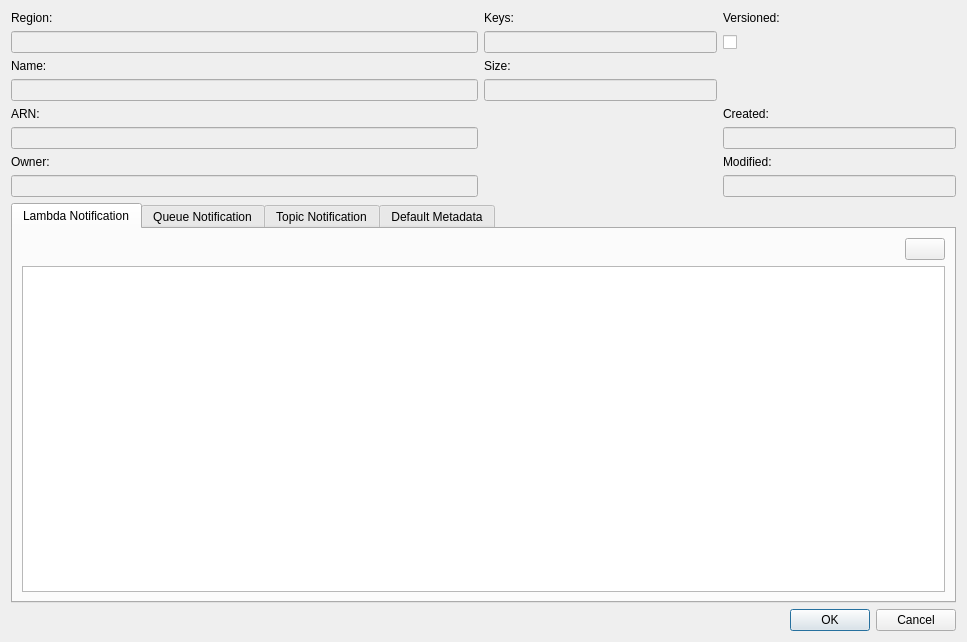
Old version of the form src/modules/s3/S3BucketEditDialog.ui in the repository jensvogt/awsmock-qt-ui.
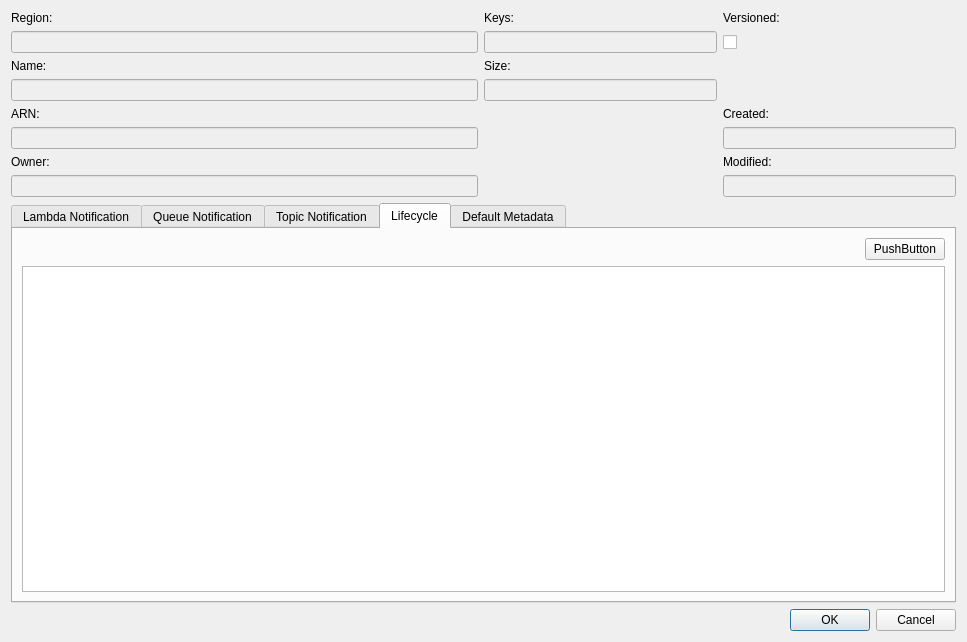
New version of the form.

Commit message: feat: Add S3 lifecycles

Patch:
```diff
--- a/src/modules/s3/S3BucketEditDialog.ui
+++ b/src/modules/s3/S3BucketEditDialog.ui
@@ -153,7 +153,7 @@
    <item>
     <widget class="QTabWidget" name="tabWidget">
      <property name="currentIndex">
-      <number>0</number>
+      <number>3</number>
      </property>
      <widget class="QWidget" name="lambdaTab">
       <attribute name="title">
@@ -281,6 +281,40 @@
        </item>
       </layout>
      </widget>
+     <widget class="QWidget" name="lifecycleTab">
+      <attribute name="title">
+       <string>Lifecycle</string>
+      </attribute>
+      <layout class="QVBoxLayout" name="verticalLayout">
+       <item>
+        <layout class="QHBoxLayout" name="horizontalLayout_5">
+         <item>
+          <spacer name="horizontalSpacer_5">
+           <property name="orientation">
+            <enum>Qt::Orientation::Horizontal</enum>
+           </property>
+           <property name="sizeHint" stdset="0">
+            <size>
+             <width>40</width>
+             <height>20</height>
+            </size>
+           </property>
+          </spacer>
+         </item>
+         <item>
+          <widget class="QPushButton" name="lifecycleAddButton">
+           <property name="text">
+            <string>PushButton</string>
+           </property>
+          </widget>
+         </item>
+        </layout>
+       </item>
+       <item>
+        <widget class="QTableView" name="lifecycleTable"/>
+       </item>
+      </layout>
+     </widget>
      <widget class="QWidget" name="DefaultMetadata">
       <attribute name="title">
        <string>Default Metadata</string>
```
The commit also changes 9 other files.
